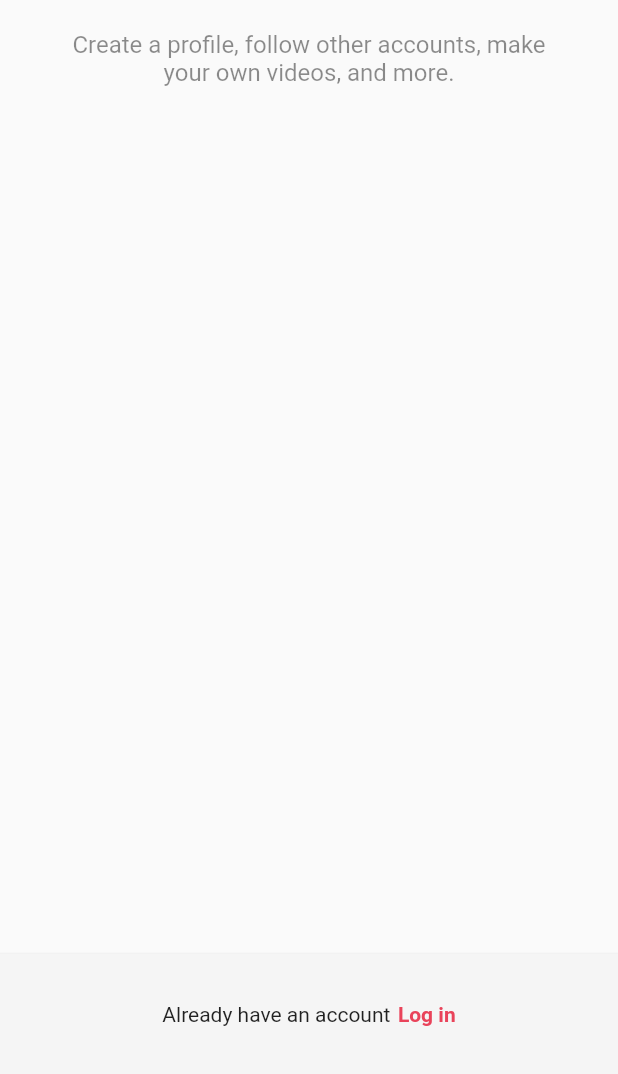
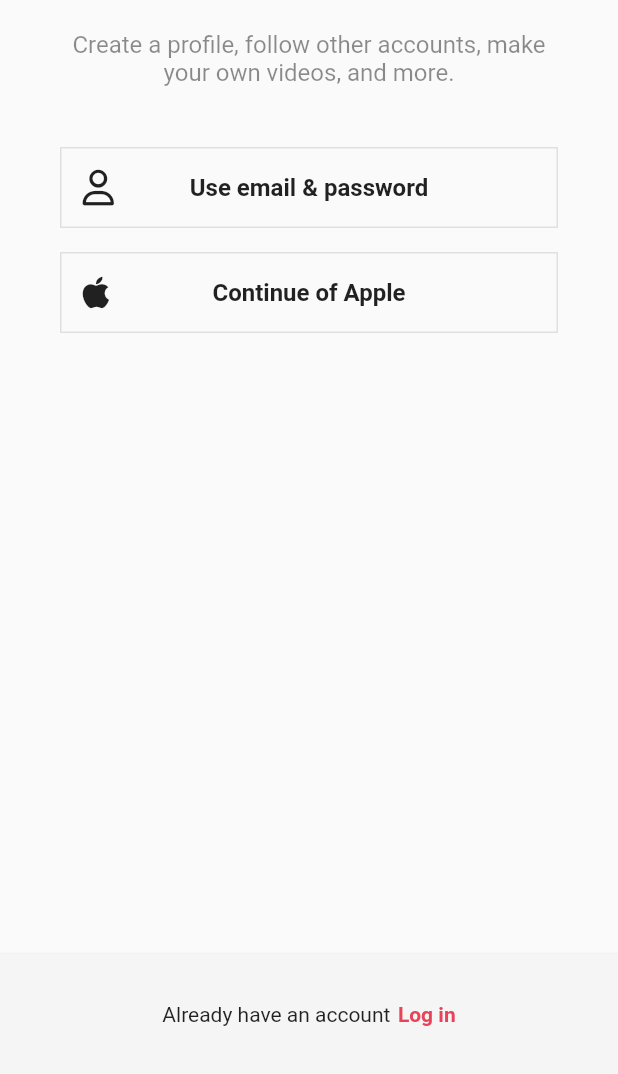
Before and after one commit to RspSang/nomad, a Flutter app: the screen it shows after launch, on a phone screen of 412 x 824 dp, the part 162-1236 px from its top. Run offline on Flutter 3.47's test engine with Material 2 defaults, Android fonts, the phone set to English and light mode, and no system bars; our stand-ins replace font_awesome_flutter.

Commit message:
add login , sign_up screen

```diff
--- a/lib/screens/sign_up/sign_up_screen.dart
+++ b/lib/features/authentication/login_screen.dart
@@ -1,9 +1,15 @@
 import 'package:flutter/material.dart';
+import 'package:font_awesome_flutter/font_awesome_flutter.dart';
 import 'package:nomad/constants/gaps.dart';
 import 'package:nomad/constants/sizes.dart';
+import 'package:nomad/features/authentication/widgets/auth_button.dart';
 
-class SignUpScreen extends StatelessWidget {
-  const SignUpScreen({super.key});
+class LoginScreen extends StatelessWidget {
+  const LoginScreen({super.key});
+
+  void onSignUpTap(BuildContext context) {
+    Navigator.of(context).pop();
+  }
 
   @override
   Widget build(BuildContext context) {
@@ -17,7 +23,7 @@ class SignUpScreen extends StatelessWidget {
             children: [
               Gaps.v80,
               Text(
-                'Sign up for TikTok',
+                'Log in to TikTok',
                 style: TextStyle(
                   fontSize: Sizes.size24,
                   fontWeight: FontWeight.w700,
@@ -25,12 +31,22 @@ class SignUpScreen extends StatelessWidget {
               ),
               Gaps.v20,
               Text(
-                'Create a profile, follow other accounts, make your own videos, and more.',
+                'Manage your account, check notifications, comment on videos, and more.',
                 style: TextStyle(
                   fontSize: Sizes.size16,
                   color: Colors.black45,
                 ),
                 textAlign: TextAlign.center,
+              ),
+              Gaps.v40,
+              AuthButton(
+                icon: FaIcon(FontAwesomeIcons.user),
+                text: "Use email & password",
+              ),
+              Gaps.v16,
+              AuthButton(
+                icon: FaIcon(FontAwesomeIcons.apple),
+                text: "Continue of Apple",
               ),
             ],
           ),
@@ -46,13 +62,16 @@ class SignUpScreen extends StatelessWidget {
           child: Row(
             mainAxisAlignment: MainAxisAlignment.center,
             children: [
-              const Text('Already have an account'),
+              const Text("Don't have an account"),
               Gaps.h5,
-              Text(
-                'Log in',
-                style: TextStyle(
-                  fontWeight: FontWeight.w600,
-                  color: Theme.of(context).primaryColor,
+              GestureDetector(
+                onTap: () => onSignUpTap(context),
+                child: Text(
+                  'Sign Up',
+                  style: TextStyle(
+                    fontWeight: FontWeight.w600,
+                    color: Theme.of(context).primaryColor,
+                  ),
                 ),
               ),
             ],
--- a/lib/screens/login/login_screen.dart
+++ b/lib/features/authentication/sign_up_screen.dart
@@ -1,9 +1,20 @@
 import 'package:flutter/material.dart';
+import 'package:font_awesome_flutter/font_awesome_flutter.dart';
 import 'package:nomad/constants/gaps.dart';
 import 'package:nomad/constants/sizes.dart';
+import 'package:nomad/features/authentication/login_screen.dart';
+import 'package:nomad/features/authentication/widgets/auth_button.dart';
 
-class LoginScreen extends StatelessWidget {
-  const LoginScreen({super.key});
+class SignUpScreen extends StatelessWidget {
+  const SignUpScreen({super.key});
+
+  void onLoginTap(BuildContext context) {
+    Navigator.of(context).push(
+      MaterialPageRoute(
+        builder: (context) => const LoginScreen(),
+      ),
+    );
+  }
 
   @override
   Widget build(BuildContext context) {
@@ -17,7 +28,7 @@ class LoginScreen extends StatelessWidget {
             children: [
               Gaps.v80,
               Text(
-                'Log in to TikTok',
+                'Sign up for TikTok',
                 style: TextStyle(
                   fontSize: Sizes.size24,
                   fontWeight: FontWeight.w700,
@@ -25,12 +36,22 @@ class LoginScreen extends StatelessWidget {
               ),
               Gaps.v20,
               Text(
-                'Manage your account, check notifications, comment on videos, and more.',
+                'Create a profile, follow other accounts, make your own videos, and more.',
                 style: TextStyle(
                   fontSize: Sizes.size16,
                   color: Colors.black45,
                 ),
                 textAlign: TextAlign.center,
+              ),
+              Gaps.v40,
+              AuthButton(
+                icon: FaIcon(FontAwesomeIcons.user),
+                text: "Use email & password",
+              ),
+              Gaps.v16,
+              AuthButton(
+                icon: FaIcon(FontAwesomeIcons.apple),
+                text: "Continue of Apple",
               ),
             ],
           ),
@@ -46,13 +67,16 @@ class LoginScreen extends StatelessWidget {
           child: Row(
             mainAxisAlignment: MainAxisAlignment.center,
             children: [
-              const Text("Don't have an account"),
+              const Text('Already have an account'),
               Gaps.h5,
-              Text(
-                'Sign Up',
-                style: TextStyle(
-                  fontWeight: FontWeight.w600,
-                  color: Theme.of(context).primaryColor,
+              GestureDetector(
+                onTap: () => onLoginTap(context),
+                child: Text(
+                  'Log in',
+                  style: TextStyle(
+                    fontWeight: FontWeight.w600,
+                    color: Theme.of(context).primaryColor,
+                  ),
                 ),
               ),
             ],
--- /dev/null
+++ b/lib/features/authentication/widgets/auth_button.dart
@@ -0,0 +1,49 @@
+import 'package:flutter/material.dart';
+import 'package:font_awesome_flutter/font_awesome_flutter.dart';
+import 'package:nomad/constants/sizes.dart';
+
+class AuthButton extends StatelessWidget {
+  final String text;
+  final FaIcon icon;
+
+  const AuthButton({
+    super.key,
+    required this.text,
+    required this.icon,
+  });
+
+  @override
+  Widget build(BuildContext context) {
+    return FractionallySizedBox(
+      widthFactor: 1,
+      child: Container(
+        padding: const EdgeInsets.all(
+          Sizes.size14,
+        ),
+        decoration: BoxDecoration(
+          border: Border.all(
+            color: Colors.grey.shade300,
+            width: Sizes.size1,
+          ),
+        ),
+        child: Stack(
+          alignment: Alignment.center,
+          children: [
+            Align(
+              alignment: Alignment.centerLeft,
+              child: icon,
+            ),
+            Text(
+              text,
+              textAlign: TextAlign.center,
+              style: const TextStyle(
+                fontSize: Sizes.size16,
+                fontWeight: FontWeight.w600,
+              ),
+            ),
+          ],
+        ),
+      ),
+    );
+  }
+}
--- a/lib/main.dart
+++ b/lib/main.dart
@@ -1,5 +1,5 @@
 import 'package:flutter/material.dart';
-import 'package:nomad/screens/sign_up/sign_up_screen.dart';
+import 'package:nomad/features/authentication/sign_up_screen.dart';
 
 void main() {
   runApp(const TikTokApp());
--- a/pubspec.yaml
+++ b/pubspec.yaml
@@ -31,10 +31,10 @@ dependencies:
   flutter:
     sdk: flutter
 
-
   # The following adds the Cupertino Icons font to your application.
   # Use with the CupertinoIcons class for iOS style icons.
   cupertino_icons: ^1.0.2
+  font_awesome_flutter: 10.3.0
 
 dev_dependencies:
   flutter_test:
@@ -52,7 +52,6 @@ dev_dependencies:
 
 # The following section is specific to Flutter packages.
 flutter:
-
   # The following line ensures that the Material Icons font is
   # included with your application, so that you can use the icons in
   # the material Icons class.
```
Also changed, not shown: lib/features/authentication/email_screen.dart (added, +14 -0 lines), lib/features/authentication/username_screen.dart (added), pubspec.lock.
